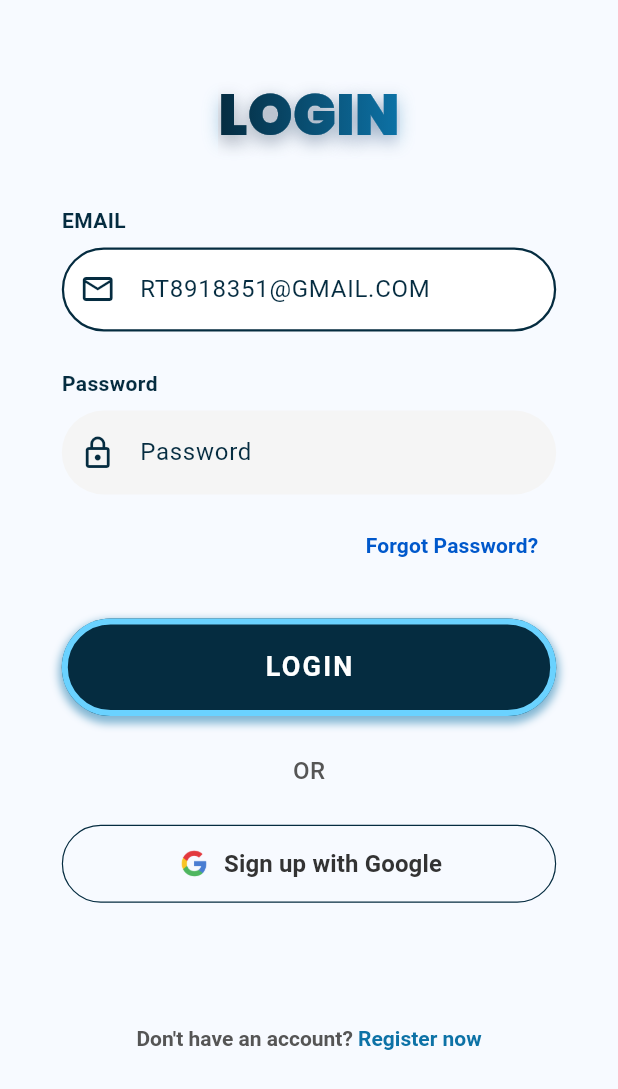
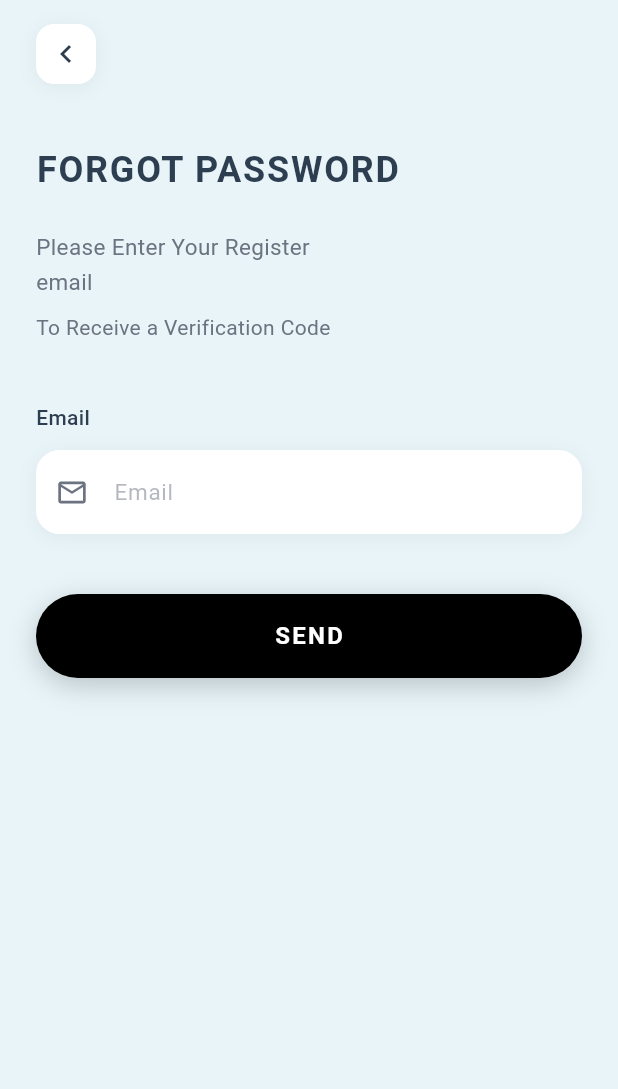
Before and after one commit to nishmajabin/iDoc_user, a Flutter app: the screen it shows after launch, after a tap on "Skip", after a tap on "Get Started", after a tap on "Forgot Password?", on a phone screen of 412 x 824 dp. Shown: the top 1089 px of the screen. Run offline on Flutter 3.47's test engine with Material 3 defaults, Android fonts, the phone set to English and light mode, and no system bars; our stand-ins replace carousel_slider, cloud_firestore, equatable, firebase_auth, firebase_core, flutter_bloc and 5 more; missing offline and left inert: cloudinary_public; accounts and stored records are empty; network calls fail.

Commit message:
feat: added forgot password feature

```diff
--- a/lib/data/services/profile_firestore_service.dart
+++ b/lib/data/services/profile_firestore_service.dart
@@ -81,7 +81,7 @@ class ProfileFirestoreService {
     try {
       await user.updatePhotoURL(imageUrl);
     } catch (e) {
-      print('Warning: Could not update Auth profile photo: $e');
+      Exception('Warning: Could not update Auth profile photo: $e');
     }
   }
 
--- /dev/null
+++ b/lib/logic/blocs/forgot_password/forgot_password_bloc.dart
@@ -0,0 +1,72 @@
+import 'package:firebase_auth/firebase_auth.dart';
+import 'package:flutter_bloc/flutter_bloc.dart';
+import 'package:second_project/logic/blocs/forgot_password/forgot_password_event.dart';
+import 'package:second_project/logic/blocs/forgot_password/forgot_password_state.dart';
+
+class ForgotPasswordBloc extends Bloc<ForgotPasswordEvent, ForgotPasswordState> {
+  final FirebaseAuth _firebaseAuth;
+  String _email = '';
+
+  ForgotPasswordBloc({FirebaseAuth? firebaseAuth})
+      : _firebaseAuth = firebaseAuth ?? FirebaseAuth.instance,
+        super(const ForgotPasswordInitial()) {
+    on<EmailChanged>(_onEmailChanged);
+    on<SendResetLinkPressed>(_onSendResetLinkPressed);
+    on<ResetState>(_onResetState);
+  }
+
+  void _onEmailChanged(EmailChanged event, Emitter<ForgotPasswordState> emit) {
+    _email = event.email;
+    final isValid = _isValidEmail(event.email);
+    emit(ForgotPasswordInputState(email: event.email, isEmailValid: isValid));
+  }
+
+  Future<void> _onSendResetLinkPressed(
+    SendResetLinkPressed event,
+    Emitter<ForgotPasswordState> emit,
+  ) async {
+    if (_email.isEmpty || !_isValidEmail(_email)) {
+      emit(const ForgotPasswordError('Please enter a valid email address'));
+      return;
+    }
+
+    emit(const ForgotPasswordLoading());
+
+    try {
+      await _firebaseAuth.sendPasswordResetEmail(email: _email.trim());
+      emit(const ForgotPasswordSuccess(
+        'Password reset link has been sent to your email',
+      ));
+    } on FirebaseAuthException catch (e) {
+      String errorMessage;
+      switch (e.code) {
+        case 'user-not-found':
+          errorMessage = 'No user found with this email address';
+          break;
+        case 'invalid-email':
+          errorMessage = 'Invalid email address';
+          break;
+        case 'too-many-requests':
+          errorMessage = 'Too many requests. Please try again later';
+          break;
+        default:
+          errorMessage = 'An error occurred. Please try again';
+      }
+      emit(ForgotPasswordError(errorMessage));
+    } catch (e) {
+      emit(ForgotPasswordError('An unexpected error occurred: ${e.toString()}'));
+    }
+  }
+
+  void _onResetState(ResetState event, Emitter<ForgotPasswordState> emit) {
+    _email = '';
+    emit(const ForgotPasswordInitial());
+  }
+
+  bool _isValidEmail(String email) {
+    final emailRegex = RegExp(
+      r'^[a-zA-Z0-9._%+-]+@[a-zA-Z0-9.-]+\.[a-zA-Z]{2,}$',
+    );
+    return emailRegex.hasMatch(email);
+  }
+}
--- /dev/null
+++ b/lib/logic/blocs/forgot_password/forgot_password_event.dart
@@ -0,0 +1,25 @@
+import 'package:equatable/equatable.dart';
+
+abstract class ForgotPasswordEvent extends Equatable {
+  const ForgotPasswordEvent();
+
+  @override
+  List<Object?> get props => [];
+}
+
+class EmailChanged extends ForgotPasswordEvent {
+  final String email;
+
+  const EmailChanged(this.email);
+
+  @override
+  List<Object?> get props => [email];
+}
+
+class SendResetLinkPressed extends ForgotPasswordEvent {
+  const SendResetLinkPressed();
+}
+
+class ResetState extends ForgotPasswordEvent {
+  const ResetState();
+}
--- /dev/null
+++ b/lib/logic/blocs/forgot_password/forgot_password_state.dart
@@ -0,0 +1,47 @@
+import 'package:equatable/equatable.dart';
+
+abstract class ForgotPasswordState extends Equatable {
+  const ForgotPasswordState();
+
+  @override
+  List<Object?> get props => [];
+}
+
+class ForgotPasswordInitial extends ForgotPasswordState {
+  const ForgotPasswordInitial();
+}
+
+class ForgotPasswordLoading extends ForgotPasswordState {
+  const ForgotPasswordLoading();
+}
+
+class ForgotPasswordSuccess extends ForgotPasswordState {
+  final String message;
+
+  const ForgotPasswordSuccess(this.message);
+
+  @override
+  List<Object?> get props => [message];
+}
+
+class ForgotPasswordError extends ForgotPasswordState {
+  final String error;
+
+  const ForgotPasswordError(this.error);
+
+  @override
+  List<Object?> get props => [error];
+}
+
+class ForgotPasswordInputState extends ForgotPasswordState {
+  final String email;
+  final bool isEmailValid;
+
+  const ForgotPasswordInputState({
+    required this.email,
+    required this.isEmailValid,
+  });
+
+  @override
+  List<Object?> get props => [email, isEmailValid];
+}
--- a/lib/main.dart
+++ b/lib/main.dart
@@ -6,6 +6,7 @@ import 'package:second_project/logic/blocs/auth/email/sign_in/sign_in_bloc.dart'
 import 'package:second_project/logic/blocs/auth/email/sign_up/sign_up_bloc.dart';
 import 'package:second_project/logic/blocs/auth/log_out/logout_bloc.dart';
 import 'package:second_project/logic/blocs/bottom_nav/bottom_nav_bloc.dart';
+import 'package:second_project/logic/blocs/forgot_password/forgot_password_bloc.dart';
 import 'package:second_project/logic/blocs/profile/profile_bloc.dart';
 import 'package:second_project/logic/blocs/splash/splash_bloc.dart';
 import 'package:second_project/logic/blocs/splash/splash_event.dart';
@@ -30,6 +31,7 @@ class StudentApp extends StatelessWidget {
         BlocProvider(create: (context) => BottomNavBloc()),
         BlocProvider(create: (context) => ProfileBloc()),
         BlocProvider(create: (context) => LogoutBloc()),
+        BlocProvider(create: (context) => ForgotPasswordBloc()),
       ],
       child: MaterialApp(
         home: SplashScreen(),
--- a/lib/presentation/screens/auth/sign_in/forgot_password_screen.dart
+++ b/lib/presentation/screens/auth/sign_in/forgot_password_screen.dart
@@ -0,0 +1,232 @@
+// forgot_password_screen.dart
+import 'package:flutter/material.dart';
+import 'package:flutter_bloc/flutter_bloc.dart';
+import 'package:second_project/logic/blocs/forgot_password/forgot_password_bloc.dart';
+import 'package:second_project/logic/blocs/forgot_password/forgot_password_event.dart';
+import 'package:second_project/logic/blocs/forgot_password/forgot_password_state.dart';
+// import 'forgot_password_bloc.dart'; // Import your bloc file
+
+class ForgotPasswordScreen extends StatelessWidget {
+  const ForgotPasswordScreen({Key? key}) : super(key: key);
+
+  @override
+  Widget build(BuildContext context) {
+    return BlocProvider(
+      create: (context) => ForgotPasswordBloc(),
+      child: const ForgotPasswordView(),
+    );
+  }
+}
+
+class ForgotPasswordView extends StatelessWidget {
+  const ForgotPasswordView({Key? key}) : super(key: key);
+
+  @override
+  Widget build(BuildContext context) {
+    final emailController = TextEditingController();
+
+    return Scaffold(
+      backgroundColor: const Color(0xFFE8F4F8),
+      body: BlocListener<ForgotPasswordBloc, ForgotPasswordState>(
+        listener: (context, state) {
+          if (state is ForgotPasswordSuccess) {
+            ScaffoldMessenger.of(context).showSnackBar(
+              SnackBar(
+                content: Text(state.message),
+                backgroundColor: Colors.green,
+                duration: const Duration(seconds: 3),
+              ),
+            );
+            // Navigate back after success
+            Future.delayed(const Duration(seconds: 2), () {
+              if (context.mounted) {
+                Navigator.pop(context);
+              }
+            });
+          } else if (state is ForgotPasswordError) {
+            ScaffoldMessenger.of(context).showSnackBar(
+              SnackBar(
+                content: Text(state.error),
+                backgroundColor: Colors.red,
+                duration: const Duration(seconds: 3),
+              ),
+            );
+          }
+        },
+        child: SafeArea(
+          child: Padding(
+            padding: const EdgeInsets.symmetric(horizontal: 24.0),
+            child: Column(
+              crossAxisAlignment: CrossAxisAlignment.start,
+              children: [
+                const SizedBox(height: 16),
+                // Back Button
+                GestureDetector(
+                  onTap: () => Navigator.pop(context),
+                  child: Container(
+                    width: 40,
+                    height: 40,
+                    decoration: BoxDecoration(
+                      color: Colors.white,
+                      borderRadius: BorderRadius.circular(12),
+                      boxShadow: [
+                        BoxShadow(
+                          color: Colors.black.withOpacity(0.05),
+                          blurRadius: 10,
+                          offset: const Offset(0, 2),
+                        ),
+                      ],
+                    ),
+                    child: const Icon(
+                      Icons.chevron_left,
+                      color: Color(0xFF2C3E50),
+                      size: 24,
+                    ),
+                  ),
+                ),
+                const SizedBox(height: 40),
+                // Title
+                const Text(
+                  'FORGOT PASSWORD',
+                  style: TextStyle(
+                    fontSize: 24,
+                    fontWeight: FontWeight.bold,
+                    color: Color(0xFF2C3E50),
+                    letterSpacing: 1.2,
+                  ),
+                ),
+                const SizedBox(height: 24),
+                // Subtitle
+                const Text(
+                  'Please Enter Your Register\nemail',
+                  style: TextStyle(
+                    fontSize: 15,
+                    color: Color(0xFF6B7280),
+                    height: 1.5,
+                  ),
+                ),
+                const SizedBox(height: 8),
+                const Text(
+                  'To Receive a Verification Code',
+                  style: TextStyle(
+                    fontSize: 14,
+                    color: Color(0xFF6B7280),
+                  ),
+                ),
+                const SizedBox(height: 40),
+                // Email Label
+                const Text(
+                  'Email',
+                  style: TextStyle(
+                    fontSize: 14,
+                    fontWeight: FontWeight.w500,
+                    color: Color(0xFF2C3E50),
+                  ),
+                ),
+                const SizedBox(height: 12),
+                // Email Input Field
+                Container(
+                  decoration: BoxDecoration(
+                    color: Colors.white,
+                    borderRadius: BorderRadius.circular(16),
+                    boxShadow: [
+                      BoxShadow(
+                        color: Colors.black.withOpacity(0.05),
+                        blurRadius: 10,
+                        offset: const Offset(0, 2),
+                      ),
+                    ],
+                  ),
+                  child: TextField(
+                    controller: emailController,
+                    onChanged: (value) {
+                      context.read<ForgotPasswordBloc>().add(EmailChanged(value));
+                    },
+                    keyboardType: TextInputType.emailAddress,
+                    decoration: InputDecoration(
+                      hintText: 'Email',
+                      hintStyle: TextStyle(
+                        color: const Color(0xFF6B7280).withOpacity(0.5),
+                        fontSize: 15,
+                      ),
+                      prefixIcon: const Padding(
+                        padding: EdgeInsets.all(12.0),
+                        child: Icon(
+                          Icons.email_outlined,
+                          color: Color(0xFF6B7280),
+                          size: 22,
+                        ),
+                      ),
+                      border: OutlineInputBorder(
+                        borderRadius: BorderRadius.circular(16),
+                        borderSide: BorderSide.none,
+                      ),
+                      contentPadding: const EdgeInsets.symmetric(
+                        horizontal: 16,
+                        vertical: 16,
+                      ),
+                      filled: true,
+                      fillColor: Colors.white,
+                    ),
+                  ),
+                ),
+                const SizedBox(height: 40),
+                // Send Button
+                BlocBuilder<ForgotPasswordBloc, ForgotPasswordState>(
+                  builder: (context, state) {
+                    final isLoading = state is ForgotPasswordLoading;
+
+                    return GestureDetector(
+                      onTap: isLoading
+                          ? null
+                          : () {
+                              context
+                                  .read<ForgotPasswordBloc>()
+                                  .add(const SendResetLinkPressed());
+                            },
+                      child: Container(
+                        width: double.infinity,
+                        height: 56,
+                        decoration: BoxDecoration(
+                          color: const Color(0xFF000000),
+                          borderRadius: BorderRadius.circular(28),
+                          boxShadow: [
+                            BoxShadow(
+                              color: Colors.black.withOpacity(0.2),
+                              blurRadius: 15,
+                              offset: const Offset(0, 5),
+                            ),
+                          ],
+                        ),
+                        child: Center(
+                          child: isLoading
+                              ? const SizedBox(
+                                  width: 24,
+                                  height: 24,
+                                  child: CircularProgressIndicator(
+                                    color: Colors.white,
+                                    strokeWidth: 2.5,
+                                  ),
+                                )
+                              : const Text(
+                                  'SEND',
+                                  style: TextStyle(
+                                    fontSize: 16,
+                                    fontWeight: FontWeight.bold,
+                                    color: Colors.white,
+                                    letterSpacing: 1.5,
+                                  ),
+                                ),
+                        ),
+                      ),
+                    );
+                  },
+                ),
+              ],
+            ),
+          ),
+        ),
+      ),
+    );
+  }
+}
--- a/lib/presentation/screens/auth/sign_in/sign_in_screen.dart
+++ b/lib/presentation/screens/auth/sign_in/sign_in_screen.dart
@@ -4,6 +4,7 @@ import 'package:second_project/core/handlers/sign_in_handler.dart';
 import 'package:second_project/core/utils/validators.dart';
 import 'package:second_project/logic/blocs/auth/email/sign_in/sign_in_bloc.dart';
 import 'package:second_project/logic/blocs/auth/email/sign_in/sign_in_state.dart';
+import 'package:second_project/presentation/screens/auth/sign_in/forgot_password_screen.dart';
 import 'package:second_project/presentation/screens/auth/sign_in/widgets/google_sign_in_button.dart';
 import 'package:second_project/presentation/screens/auth/sign_in/widgets/gradient_title.dart';
 import 'package:second_project/presentation/screens/auth/sign_in/widgets/labeled_text_field.dart';
@@ -72,7 +73,12 @@ class SignInScreen extends StatelessWidget {
                   alignment: Alignment.centerRight,
                   child: TextButton(
                     onPressed: () {
-
+                      Navigator.push(
+                        context,
+                        MaterialPageRoute(
+                          builder: (context) => ForgotPasswordScreen(),
+                        ),
+                      );
                     },
                     child: const Text(
                       'Forgot Password?',
```
Also changed, not shown: lib/presentation/screens/auth/sign_in/forgot_password/forgot_password_screen.dart (added, +117 -0 lines), lib/presentation/screens/auth/sign_in/forgot_password/widgets/back_button_widget.dart (added, +32 -0 lines), lib/presentation/screens/auth/sign_in/forgot_password/widgets/email_input_field.dart (added, +73 -0 lines).
